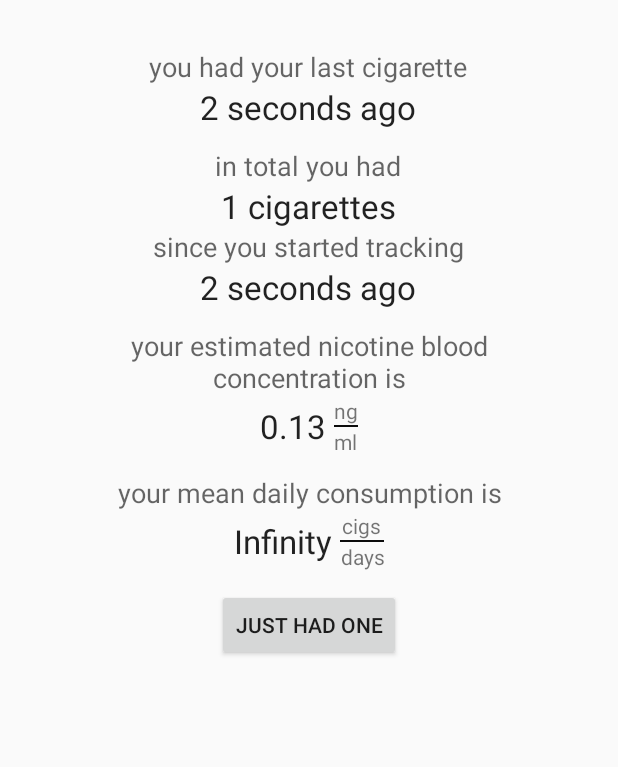
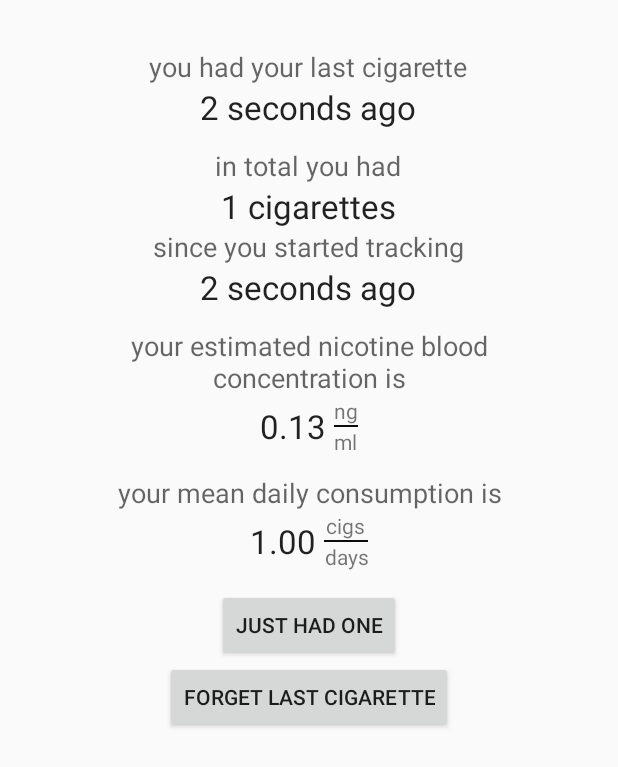
Before and after one commit to pscholl/iLitIt_Android, an Android app: the screen it shows after launch (MainActivity), after a tap on "JUST HAD ONE", on a phone screen of 412 x 824 dp. Shown: the top 767 px of the screen. Run offline under Robolectric (Android 15) with nearby library versions, the phone set to English and light mode, and no system bars; 2 statements that could not run were skipped.

Commit message:
add remove button on HomeScreen and bugfix

```diff
--- a/app/src/main/java/de/unifreiburg/es/iLitIt/HomescreenFragment.java
+++ b/app/src/main/java/de/unifreiburg/es/iLitIt/HomescreenFragment.java
@@ -88,6 +88,16 @@ public class HomescreenFragment extends Fragment {
                     Log.e(MainActivity.USER_INTERACTION_TAG, "added cigarette via HomeScreen");
                 }
             });
+
+            button = (Button) mRootView.findViewById(R.id.forget_lastone);
+            button.setOnClickListener(new View.OnClickListener() {
+                @Override
+                public void onClick(View v) {
+                    if (mModel.size() > 0)
+                        mModel.remove( mModel.getLast() );
+                    Log.e(MainActivity.USER_INTERACTION_TAG, "removed cigarette via HomeScreen");
+                }
+            });
         } else { // on config (i.e. screen rotation, the view is still attached)
             ViewGroup parent = (ViewGroup) mRootView.getParent();
             parent.removeView(mRootView);
--- a/app/src/main/java/de/unifreiburg/es/iLitIt/StatsHelper.java
+++ b/app/src/main/java/de/unifreiburg/es/iLitIt/StatsHelper.java
@@ -79,7 +79,9 @@ public class StatsHelper {
     public static double mean_cigs_per_day(List<Date> mModel) {
         long DAY = 12*60*60*1000;
         if (mModel.size()==0)
-            return 0;
+            return 0.;
+        else if (mModel.size()==1)
+            return 1.;
 
         double days = (long) Math.ceil((mModel.get(mModel.size() - 1).getTime() - mModel.get(0).getTime())/ (double) DAY);
         return mModel.size() / (double) days;
--- a/app/src/main/res/layout/homescreen_fragment.xml
+++ b/app/src/main/res/layout/homescreen_fragment.xml
@@ -236,6 +236,15 @@
         android:layout_centerHorizontal="true"
         android:layout_marginTop="@dimen/list_margin" />
 
+    <Button
+        android:layout_width="wrap_content"
+        android:layout_height="wrap_content"
+        android:text="@string/foget_lastone"
+        android:id="@+id/forget_lastone"
+        android:layout_alignParentTop="false"
+        android:layout_below="@+id/justhadonebutton"
+        android:layout_centerHorizontal="true" />
+
 
 </RelativeLayout>
     </ScrollView>
--- a/app/src/main/res/values/strings.xml
+++ b/app/src/main/res/values/strings.xml
@@ -16,5 +16,6 @@
     <string name="lightermacaddr">connected lighter</string>
     <string name="connectedlighter_none">none</string>
     <string name="clear_all_data">clear all data</string>
+    <string name="foget_lastone">forget last cigarette</string>
 
 </resources>
```
